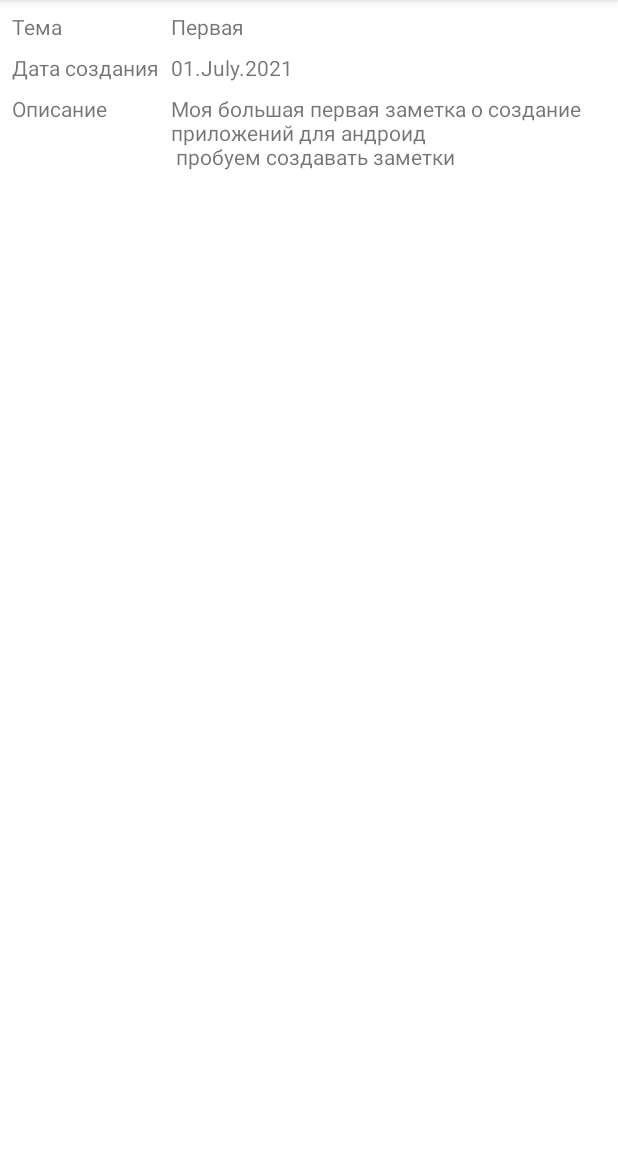
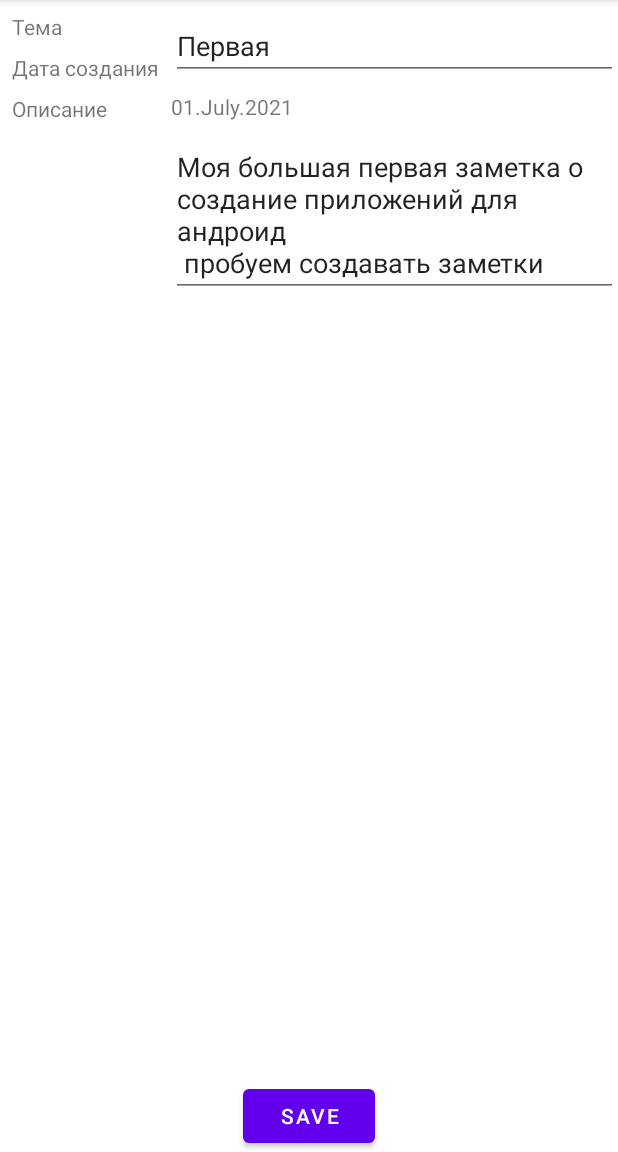
Before and after one commit to andreysc1976/hw6_notes, an Android app: the screen it shows after launch (MainActivity), after a tap on "Первая", on a phone screen of 412 x 824 dp, the part 84-1236 px from its top. Run offline under Robolectric (Android 15) with nearby library versions, the phone set to English and light mode, and no system bars.

Commit message:
выполнено

```diff
--- a/app/src/main/java/ru/a_party/hw6_notes/Note.java
+++ b/app/src/main/java/ru/a_party/hw6_notes/Note.java
@@ -97,4 +97,11 @@ public class Note {
         notes.add(new Note("движемся к финишу",date2,"Осталось сдать где то около 10 контрольных и счасть наступит!!!"));
         notes.add(new Note("Ура!!!",date3,"Вот нам и выдали дипломы"));
     }
+
+    public String getFormatedDate() {
+        String result;
+        SimpleDateFormat simpleDateFormat = new SimpleDateFormat("yyyy.MM.dd");
+        result = simpleDateFormat.format(date);
+        return result;
+    }
 }
--- a/app/src/main/java/ru/a_party/hw6_notes/NoteFullFragment.java
+++ b/app/src/main/java/ru/a_party/hw6_notes/NoteFullFragment.java
@@ -11,9 +11,8 @@ import android.view.LayoutInflater;
 import android.view.View;
 import android.view.ViewGroup;
 import android.widget.DatePicker;
+import android.widget.EditText;
 import android.widget.TextView;
-
-import org.w3c.dom.Text;
 
 import java.text.SimpleDateFormat;
 import java.util.Calendar;
@@ -25,7 +24,7 @@ import java.util.UUID;
  * Use the {@link NoteFullFragment#newInstance} factory method to
  * create an instance of this fragment.
  */
-public class NoteFullFragment extends Fragment {
+public class NoteFullFragment extends Fragment implements NoteListFragment.NoteUpdater {
 
     final Calendar myCalendar = Calendar.getInstance();
 
@@ -41,9 +40,11 @@ public class NoteFullFragment extends Fragment {
     // TODO: Rename and change types of parameters
     private Note note;
 
-    private TextView textViewNoteName;
+    private EditText editTextNoteName;
     private TextView textViewNoteDate;
-    private TextView textViewNoteBody;
+    private EditText editTextNoteBody;
+
+    private NoteListFragment.NoteUpdater noteUpdater;
 
     public NoteFullFragment() {
         // Required empty public constructor
@@ -83,13 +84,21 @@ public class NoteFullFragment extends Fragment {
                              Bundle savedInstanceState) {
         // Inflate the layout for this fragment
         View view= inflater.inflate(R.layout.fragment_note_full, container, false);
-        textViewNoteName = view.findViewById(R.id.textViewNoteName);
+        editTextNoteName = view.findViewById(R.id.textViewNoteName);
         textViewNoteDate = view.findViewById(R.id.textViewNoteDate);
-        textViewNoteBody = view.findViewById(R.id.textViewNoteBody);
+        editTextNoteBody = view.findViewById(R.id.textViewNoteBody);
 
         view.findViewById(R.id.textViewNoteDate).setOnClickListener(v -> new DatePickerDialog(getContext(), date, myCalendar
                 .get(Calendar.YEAR), myCalendar.get(Calendar.MONTH),
                 myCalendar.get(Calendar.DAY_OF_MONTH)).show());
+
+        view.findViewById(R.id.buttonSave).setOnClickListener(new View.OnClickListener() {
+            @Override
+            public void onClick(View v) {
+                Note.updateNoteById(note.getUuid(),editTextNoteName.getText().toString(),note.getDate(),editTextNoteBody.getText().toString());
+                noteUpdater.update();
+            }
+        });
 
         return view;
     }
@@ -111,9 +120,9 @@ public class NoteFullFragment extends Fragment {
     };
 
     private void updateText(){
-        textViewNoteName.setText(note.getName());
+        editTextNoteName.setText(note.getName());
         textViewNoteDate.setText(format.format(note.getDate()));
-        textViewNoteBody.setText(note.getBody());
+        editTextNoteBody.setText(note.getBody());
     }
 
     @Override
@@ -121,4 +130,14 @@ public class NoteFullFragment extends Fragment {
         super.onViewCreated(view, savedInstanceState);
         updateText();
     }
+
+
+    public void setUpdater(NoteListFragment.NoteUpdater noteUpdater) {
+        this.noteUpdater = noteUpdater;
+    }
+
+    @Override
+    public void update() {
+        noteUpdater.update();
+    }
 }
--- /dev/null
+++ b/app/src/main/java/ru/a_party/hw6_notes/NoteListAdapter.java
@@ -0,0 +1,61 @@
+package ru.a_party.hw6_notes;
+
+import android.view.LayoutInflater;
+import android.view.View;
+import android.view.ViewGroup;
+import android.widget.AdapterView;
+import android.widget.TextView;
+
+import androidx.annotation.NonNull;
+import androidx.recyclerview.widget.RecyclerView;
+
+import java.util.ArrayList;
+
+public class NoteListAdapter extends RecyclerView.Adapter<NoteListAdapter.NoteViewHolder> {
+
+    private onItemClickListener mListener;
+
+
+
+    public void setListener(@NonNull onItemClickListener onItemClickListener){
+        this.mListener=onItemClickListener;
+    }
+
+
+
+    @NonNull
+    @Override
+    public NoteViewHolder onCreateViewHolder(@NonNull ViewGroup parent, int viewType) {
+        View view = LayoutInflater.from(parent.getContext()).inflate(R.layout.list_element_note,parent,false);
+        return new NoteViewHolder(view);
+    }
+
+    @Override
+    public void onBindViewHolder(@NonNull NoteViewHolder holder, int position) {
+        holder.noteName.setText(Note.getNotes().get(position).getName());
+        holder.noteDate.setText(Note.getNotes().get(position).getFormatedDate());
+    }
+
+    @Override
+    public int getItemCount() {
+        return Note.getNotes().size();
+    }
+
+    public class NoteViewHolder extends RecyclerView.ViewHolder{
+
+        TextView noteName;
+        TextView noteDate;
+
+        public NoteViewHolder(@NonNull View itemView) {
+
+            super(itemView);
+            noteName = itemView.findViewById(R.id.textViewListNoteName);
+            noteDate = itemView.findViewById(R.id.textViewListNoteDateTime);
+            itemView.setOnClickListener(v -> mListener.onItemClick(getAdapterPosition()));
+        }
+    }
+
+    interface onItemClickListener{
+        void onItemClick(int position);
+    }
+}
--- a/app/src/main/java/ru/a_party/hw6_notes/NoteListFragment.java
+++ b/app/src/main/java/ru/a_party/hw6_notes/NoteListFragment.java
@@ -6,19 +6,20 @@ import android.os.Bundle;
 import androidx.annotation.NonNull;
 import androidx.annotation.Nullable;
 import androidx.fragment.app.Fragment;
+import androidx.recyclerview.widget.LinearLayoutManager;
+import androidx.recyclerview.widget.RecyclerView;
 
 import android.view.LayoutInflater;
 import android.view.View;
 import android.view.ViewGroup;
-import android.widget.LinearLayout;
-import android.widget.TextView;
-
-import java.util.ArrayList;
+import android.widget.Toast;
 
 
 public class NoteListFragment extends Fragment {
 
     private boolean isLandscape = false;
+    private RecyclerView recyclerView;
+    private NoteListAdapter noteListAdapter;
 
     public static NoteListFragment newInstance() {
         return new NoteListFragment();
@@ -40,23 +41,14 @@ public class NoteListFragment extends Fragment {
     public void onViewCreated(@NonNull View view, @Nullable Bundle savedInstanceState) {
         super.onViewCreated(view, savedInstanceState);
         isLandscape = getResources().getConfiguration().orientation== Configuration.ORIENTATION_LANDSCAPE;
-        initView(view);
-    }
+        recyclerView = view.findViewById(R.id.note_recyler_view);
 
-    private void initView(View view) {
-        LinearLayout linearLayout = (LinearLayout)view;
+        recyclerView.setLayoutManager(new LinearLayoutManager(view.getContext()));
+        noteListAdapter = new NoteListAdapter();
+        recyclerView.setAdapter(noteListAdapter);
+        noteListAdapter.setListener(position -> showNote(Note.getNotes().get(position)));
 
-        ArrayList<Note> notes = Note.getNotes();
-        for (int i=0;i<notes.size();i++){
-            TextView textView = new TextView(getContext());
-            textView.setText(notes.get(i).getName());
-            textView.setTextSize(24);
-            linearLayout.addView(textView);
 
-            final int finalI=i;
-            textView.setOnClickListener(v -> showNote(notes.get(finalI)));
-
-        }
 
     }
 
@@ -70,19 +62,25 @@ public class NoteListFragment extends Fragment {
 
 
     private void showNoteLand(Note note){
-        Fragment noteFragment = NoteFullFragment.newInstance(note);
-        requireActivity().getSupportFragmentManager()
-                .beginTransaction()
-                .replace(R.id.landscapeContainer,noteFragment)
-                .commit();
+        NoteFullFragment noteFragment = NoteFullFragment.newInstance(note);
+        noteFragment.setUpdater(() -> noteListAdapter.notifyDataSetChanged());
+                requireActivity().getSupportFragmentManager()
+                        .beginTransaction()
+                        .replace(R.id.landscapeContainer, noteFragment)
+                        .commit();
     }
 
     private void showNotePort(Note note){
-        Fragment noteFragment = NoteFullFragment.newInstance(note);
+        NoteFullFragment noteFragment = NoteFullFragment.newInstance(note);
+        noteFragment.setUpdater(() -> noteListAdapter.notifyDataSetChanged());
         requireActivity().getSupportFragmentManager()
                 .beginTransaction()
                 .replace(R.id.fragmentContainerNoteList,noteFragment)
                 .addToBackStack(null)
                 .commit();
     }
+
+    interface NoteUpdater{
+        void update();
+    }
 }
--- a/app/src/main/res/layout/fragment_note_full.xml
+++ b/app/src/main/res/layout/fragment_note_full.xml
@@ -36,7 +36,7 @@
         app:layout_constraintStart_toStartOf="@+id/dateCreateSubject"
         app:layout_constraintTop_toBottomOf="@+id/dateCreateSubject" />
 
-    <TextView
+    <EditText
         android:id="@+id/textViewNoteName"
         android:layout_width="0dp"
         android:layout_height="wrap_content"
@@ -57,7 +57,7 @@
         app:layout_constraintStart_toEndOf="@+id/dateCreateSubject"
         app:layout_constraintTop_toBottomOf="@+id/textViewNoteName" />
 
-    <TextView
+    <EditText
         android:id="@+id/textViewNoteBody"
         android:layout_width="0dp"
         android:layout_height="wrap_content"
@@ -68,6 +68,23 @@
         app:layout_constraintStart_toEndOf="@+id/bodyTextView"
         app:layout_constraintTop_toBottomOf="@+id/textViewNoteDate" />
 
+    <Button
+        android:id="@+id/buttonSave"
+        android:layout_width="wrap_content"
+        android:layout_height="wrap_content"
+        android:text="@string/save"
+        app:layout_constraintBottom_toBottomOf="parent"
+        app:layout_constraintEnd_toEndOf="parent"
+        app:layout_constraintStart_toStartOf="parent" />
+
+    Button
+        android:id="@+id/buttonCancel"
+        android:layout_width="wrap_content"
+        android:layout_height="wrap_content"
+        android:layout_marginStart="16dp"
+        android:text="@android:string/cancel"
+        app:layout_constraintBottom_toBottomOf="parent"
+        app:layout_constraintStart_toEndOf="@+id/buttonOk" />
 
 
 </androidx.constraintlayout.widget.ConstraintLayout>
--- a/app/src/main/res/layout/fragment_note_list.xml
+++ b/app/src/main/res/layout/fragment_note_list.xml
@@ -4,4 +4,12 @@
     android:layout_width="match_parent"
     android:layout_height="match_parent"
     android:orientation="vertical"
-    tools:context=".NoteListFragment" />
+    tools:context=".NoteListFragment" >
+
+    <androidx.recyclerview.widget.RecyclerView
+        android:id="@+id/note_recyler_view"
+        android:layout_width="match_parent"
+        android:layout_height="match_parent"
+        tools:itemCount="15"
+        tools:listitem="@layout/list_element_note" />
+</LinearLayout>
--- a/app/src/main/res/layout/list_element_note.xml
+++ b/app/src/main/res/layout/list_element_note.xml
@@ -6,22 +6,22 @@
     android:layout_height="wrap_content">
 
     <TextView
-        android:id="@+id/rextViewNoteName"
+        android:id="@+id/textViewListNoteName"
         android:layout_width="0dp"
         android:layout_height="wrap_content"
         android:padding="8dp"
-        app:layout_constraintEnd_toStartOf="@+id/textViewNoteDateTime"
+        app:layout_constraintEnd_toStartOf="@+id/textViewListNoteDateTime"
         app:layout_constraintStart_toStartOf="parent"
         app:layout_constraintTop_toTopOf="parent"
         tools:text="Тут будет написан текст очень длинной заметки, по которой могут быть переносы, что бы посмотреть как это все будет выглядеть" />
 
     <TextView
-        android:id="@+id/textViewNoteDateTime"
+        android:id="@+id/textViewListNoteDateTime"
         android:layout_width="wrap_content"
         android:layout_height="0dp"
         android:gravity="center"
         android:padding="8dp"
-        app:layout_constraintBottom_toBottomOf="@+id/rextViewNoteName"
+        app:layout_constraintBottom_toBottomOf="@+id/textViewListNoteName"
         app:layout_constraintEnd_toEndOf="parent"
         app:layout_constraintTop_toTopOf="parent"
         tools:text="10/11/2021 14:15" />
--- a/app/src/main/res/values/strings.xml
+++ b/app/src/main/res/values/strings.xml
@@ -5,4 +5,5 @@
     <string name="noteName">Тема</string>
     <string name="noteDate">Дата создания</string>
     <string name="noteBody">Описание</string>
+    <string name="save">Save</string>
 </resources>
```
